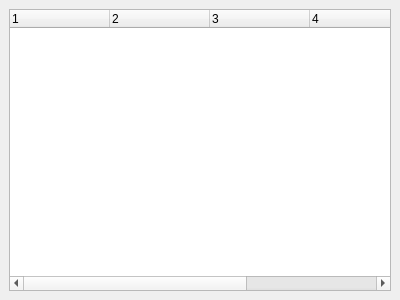
Before: the Qt Designer form src/components/logview/logview.ui in feelx88/git-qui, drawn with Qt 5.
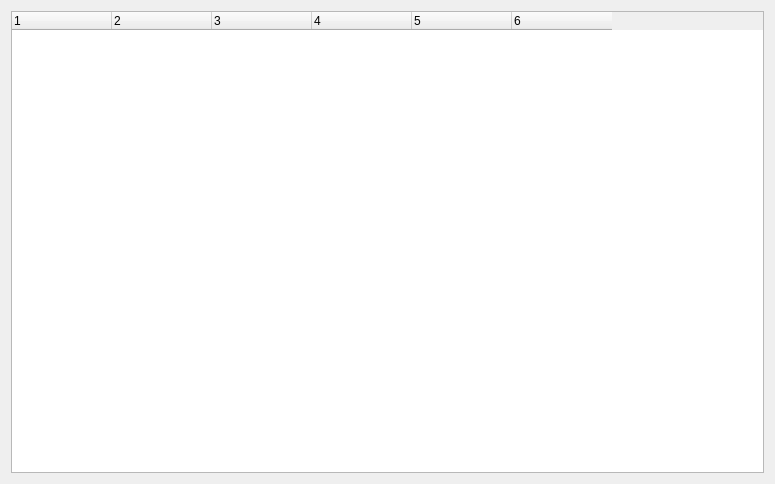
After: the same form once the commit is applied.

What changed in the file:
```diff
--- a/src/components/logview/logview.ui
+++ b/src/components/logview/logview.ui
@@ -1,19 +1,20 @@
 <?xml version="1.0" encoding="UTF-8"?>
 <ui version="4.0">
  <class>LogView</class>
- <widget class="QDockWidget" name="LogView">
+ <widget class="QFrame" name="LogView">
   <property name="geometry">
    <rect>
     <x>0</x>
     <y>0</y>
-    <width>400</width>
-    <height>300</height>
+    <width>775</width>
+    <height>484</height>
    </rect>
   </property>
   <property name="windowTitle">
    <string>Log view</string>
   </property>
-  <widget class="QWidget" name="dockWidgetContents">
+  <layout class="QVBoxLayout" name="verticalLayout_2">
+   <item>
    <layout class="QVBoxLayout" name="verticalLayout">
     <item>
      <widget class="QTreeWidget" name="treeWidget">
@@ -80,7 +81,8 @@
      </widget>
     </item>
    </layout>
-  </widget>
+   </item>
+  </layout>
  </widget>
  <resources/>
  <connections/>
```
Lines whose indentation alone changed are shown as unchanged.
